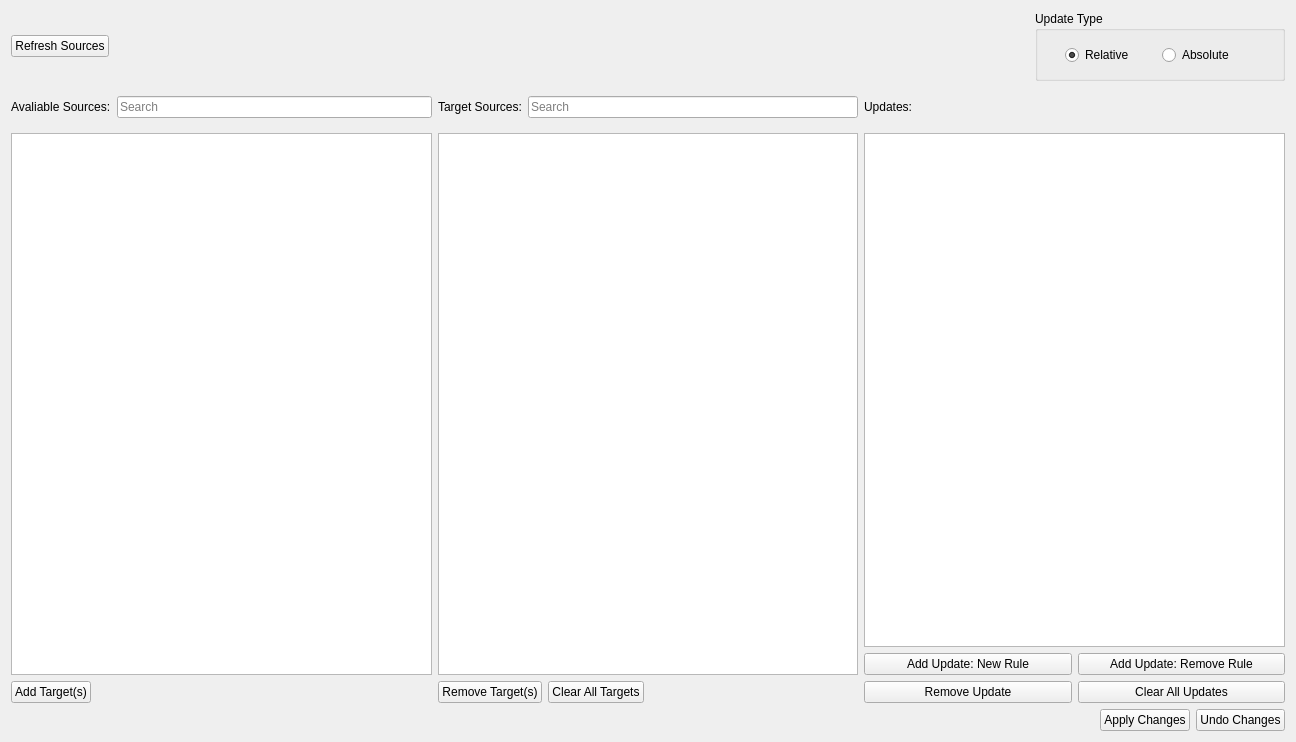
First picture: the form in data/source_update.ui, repository SumoLogic/sumologictoolbox, before the edit.
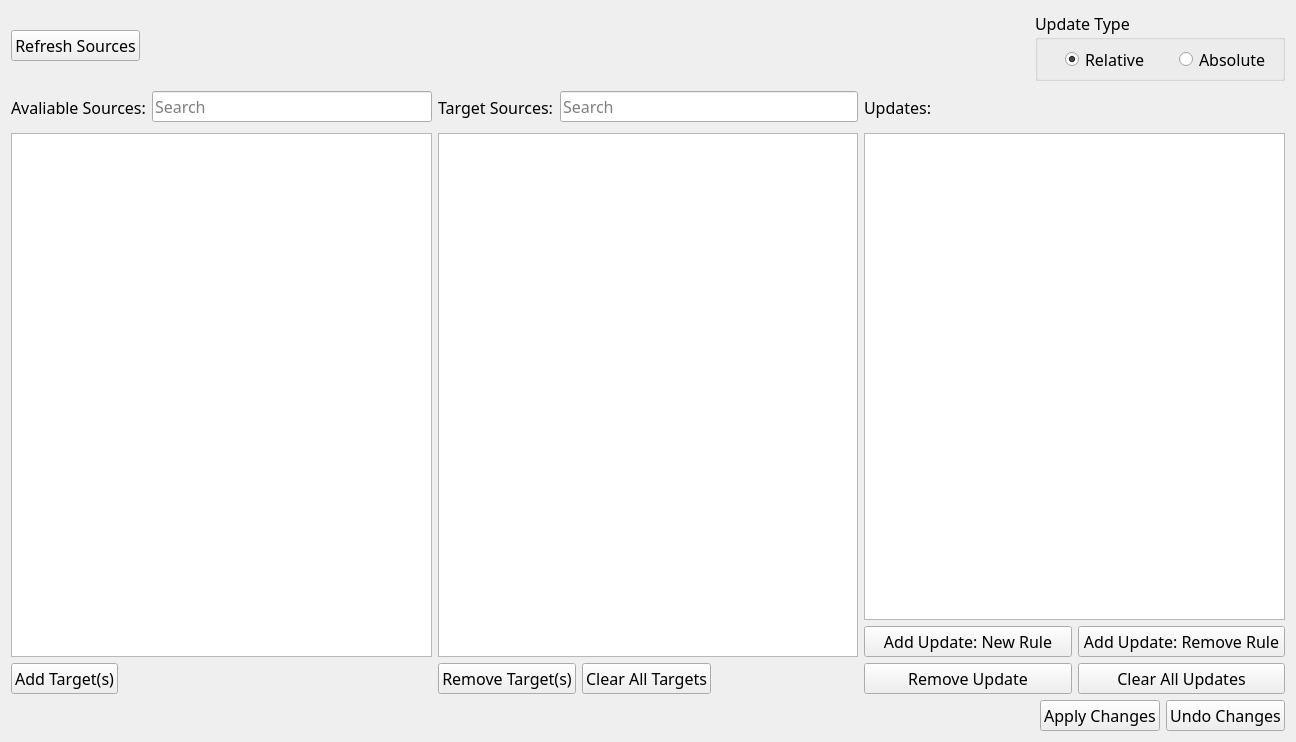
Second picture: the form after the edit.

```diff
--- a/data/source_update.ui
+++ b/data/source_update.ui
@@ -20,6 +20,12 @@
       <layout class="QHBoxLayout" name="horizontalLayout_2">
        <item>
         <widget class="QPushButton" name="pushButtonRefresh">
+         <property name="font">
+          <font>
+           <family>Waree</family>
+           <pointsize>12</pointsize>
+          </font>
+         </property>
          <property name="toolTip">
           <string>Get a list of sources from your Sumo Logic org. This could take a LONG time if you have lots of collectors.</string>
          </property>
@@ -73,16 +79,22 @@
          <height>70</height>
         </size>
        </property>
+       <property name="font">
+        <font>
+         <family>Waree</family>
+         <pointsize>12</pointsize>
+        </font>
+       </property>
        <property name="title">
         <string>Update Type</string>
        </property>
-       <widget class="QWidget" name="">
+       <widget class="QWidget" name="layoutWidget">
         <property name="geometry">
          <rect>
           <x>30</x>
           <y>30</y>
-          <width>187</width>
-          <height>29</height>
+          <width>221</width>
+          <height>38</height>
          </rect>
         </property>
         <layout class="QHBoxLayout" name="horizontalLayout">
@@ -129,6 +141,12 @@
              <height>40</height>
             </size>
            </property>
+           <property name="font">
+            <font>
+             <family>Waree</family>
+             <pointsize>12</pointsize>
+            </font>
+           </property>
            <property name="text">
             <string>Avaliable Sources:</string>
            </property>
@@ -136,6 +154,12 @@
          </item>
          <item>
           <widget class="QLineEdit" name="lineEditSearchAvailableSources">
+           <property name="font">
+            <font>
+             <family>Waree</family>
+             <pointsize>12</pointsize>
+            </font>
+           </property>
            <property name="toolTip">
             <string>Enter a string here to search through the list of available sources. This is case sensitive. </string>
            </property>
@@ -148,6 +172,12 @@
        </item>
        <item>
         <widget class="QListWidget" name="listWidgetSources">
+         <property name="font">
+          <font>
+           <family>Waree</family>
+           <pointsize>12</pointsize>
+          </font>
+         </property>
          <property name="selectionMode">
           <enum>QAbstractItemView::ExtendedSelection</enum>
          </property>
@@ -160,6 +190,12 @@
         <layout class="QHBoxLayout" name="horizontalLayout_4">
          <item>
           <widget class="QPushButton" name="pushButtonAddTargets">
+           <property name="font">
+            <font>
+             <family>Waree</family>
+             <pointsize>12</pointsize>
+            </font>
+           </property>
            <property name="toolTip">
             <string>Add the selected source(s) to the target list. You may also select all targets with a specific sourceCategory or field value. </string>
            </property>
@@ -197,6 +233,12 @@
              <height>40</height>
             </size>
            </property>
+           <property name="font">
+            <font>
+             <family>Waree</family>
+             <pointsize>12</pointsize>
+            </font>
+           </property>
            <property name="text">
             <string>Target Sources:</string>
            </property>
@@ -204,6 +246,12 @@
          </item>
          <item>
           <widget class="QLineEdit" name="lineEditSearchTargets">
+           <property name="font">
+            <font>
+             <family>Waree</family>
+             <pointsize>12</pointsize>
+            </font>
+           </property>
            <property name="placeholderText">
             <string>Search</string>
            </property>
@@ -213,6 +261,12 @@
        </item>
        <item>
         <widget class="QListWidget" name="listWidgetTargets">
+         <property name="font">
+          <font>
+           <family>Waree</family>
+           <pointsize>12</pointsize>
+          </font>
+         </property>
          <property name="selectionMode">
           <enum>QAbstractItemView::ExtendedSelection</enum>
          </property>
@@ -225,6 +279,12 @@
         <layout class="QHBoxLayout" name="horizontalLayout_6">
          <item>
           <widget class="QPushButton" name="pushButtonRemoveTargets">
+           <property name="font">
+            <font>
+             <family>Waree</family>
+             <pointsize>12</pointsize>
+            </font>
+           </property>
            <property name="toolTip">
             <string>Remove source(s) from the target list. </string>
            </property>
@@ -235,6 +295,12 @@
          </item>
          <item>
           <widget class="QPushButton" name="pushButtonClearTargets">
+           <property name="font">
+            <font>
+             <family>Waree</family>
+             <pointsize>12</pointsize>
+            </font>
+           </property>
            <property name="toolTip">
             <string>Clear all sources from the target list. </string>
            </property>
@@ -272,6 +338,12 @@
              <height>40</height>
             </size>
            </property>
+           <property name="font">
+            <font>
+             <family>Waree</family>
+             <pointsize>12</pointsize>
+            </font>
+           </property>
            <property name="text">
             <string>Updates:</string>
            </property>
@@ -294,6 +366,12 @@
        </item>
        <item>
         <widget class="QListWidget" name="listWidgetUpdates">
+         <property name="font">
+          <font>
+           <family>Waree</family>
+           <pointsize>12</pointsize>
+          </font>
+         </property>
          <property name="selectionMode">
           <enum>QAbstractItemView::ExtendedSelection</enum>
          </property>
@@ -306,6 +384,12 @@
         <layout class="QHBoxLayout" name="horizontalLayout_7">
          <item>
           <widget class="QPushButton" name="pushButtonAddRule">
+           <property name="font">
+            <font>
+             <family>Waree</family>
+             <pointsize>12</pointsize>
+            </font>
+           </property>
            <property name="toolTip">
             <string>Specify a new processing rule to add to the targets. </string>
            </property>
@@ -316,6 +400,12 @@
          </item>
          <item>
           <widget class="QPushButton" name="pushButtonRemoveRule">
+           <property name="font">
+            <font>
+             <family>Waree</family>
+             <pointsize>12</pointsize>
+            </font>
+           </property>
            <property name="toolTip">
             <string>Specify a processing rule to remove from the targets. </string>
            </property>
@@ -330,6 +420,12 @@
         <layout class="QHBoxLayout" name="horizontalLayout_11">
          <item>
           <widget class="QPushButton" name="pushButtonRemoveUpdate">
+           <property name="font">
+            <font>
+             <family>Waree</family>
+             <pointsize>12</pointsize>
+            </font>
+           </property>
            <property name="toolTip">
             <string>Remove an item from the update list. </string>
            </property>
@@ -340,6 +436,12 @@
          </item>
          <item>
           <widget class="QPushButton" name="pushButtonClearAllUpdates">
+           <property name="font">
+            <font>
+             <family>Waree</family>
+             <pointsize>12</pointsize>
+            </font>
+           </property>
            <property name="toolTip">
             <string>Clear the update list. </string>
            </property>
@@ -371,6 +473,12 @@
      </item>
      <item>
       <widget class="QPushButton" name="pushButtonApplyChanges">
+       <property name="font">
+        <font>
+         <family>Waree</family>
+         <pointsize>12</pointsize>
+        </font>
+       </property>
        <property name="toolTip">
         <string>Apply the defined updates to the list of targets. This may take a while. Be sure to select relative or absolute mode.</string>
        </property>
@@ -381,6 +489,12 @@
      </item>
      <item>
       <widget class="QPushButton" name="pushButtonUndoChanges">
+       <property name="font">
+        <font>
+         <family>Waree</family>
+         <pointsize>12</pointsize>
+        </font>
+       </property>
        <property name="toolTip">
         <string>You made an &quot;oopsie&quot;, to put it mildly. Never fear this should restore all sources to their state before you applied the changes.</string>
        </property>
```
